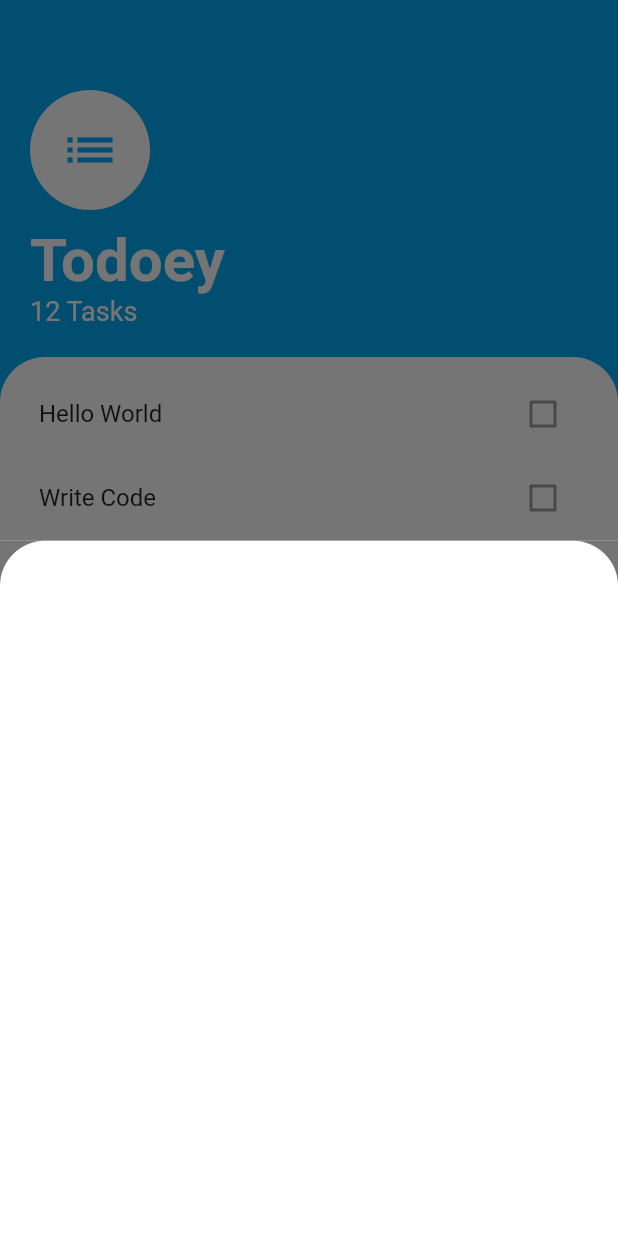
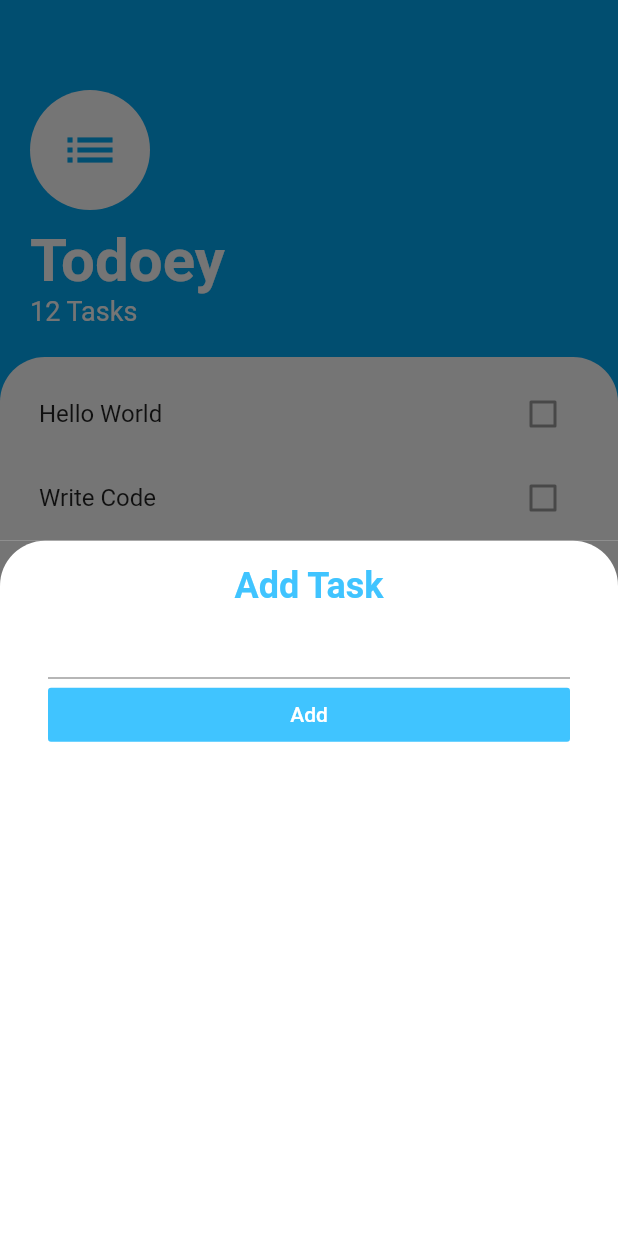
Before and after one commit to katratzi/todoey_flutter, a Flutter app: the screen it shows after launch, after a tap on the "add" icon, on a phone screen of 412 x 824 dp. Run offline on Flutter 3.47's test engine with Material 2 defaults, Android fonts, the phone set to English and light mode, and no system bars.

Commit message:
layout for the bottom addtask screen

```diff
--- a/lib/screens/add_task_screen.dart
+++ b/lib/screens/add_task_screen.dart
@@ -13,6 +13,39 @@ class AddTaskScreen extends StatelessWidget {
             topRight: Radius.circular(30.0),
           ),
         ),
+        child: Padding(
+          padding: const EdgeInsets.symmetric(horizontal: 32.0, vertical: 16.0),
+          child: Column(
+            crossAxisAlignment: CrossAxisAlignment.stretch,
+            children: <Widget>[
+              Text(
+                'Add Task',
+                textAlign: TextAlign.center,
+                style: TextStyle(
+                    color: Colors.lightBlueAccent,
+                    fontSize: 24.0,
+                    fontWeight: FontWeight.bold),
+              ),
+              TextField(
+                // autofocus: true,
+                textAlign: TextAlign.center,
+                onChanged: (value) {
+                  print(value);
+                },
+              ),
+              FlatButton(
+                color: Colors.lightBlueAccent,
+                onPressed: () {
+                  print('Add task');
+                },
+                child: Text(
+                  'Add',
+                  style: TextStyle(color: Colors.white),
+                ),
+              ),
+            ],
+          ),
+        ),
       ),
     );
   }
```
